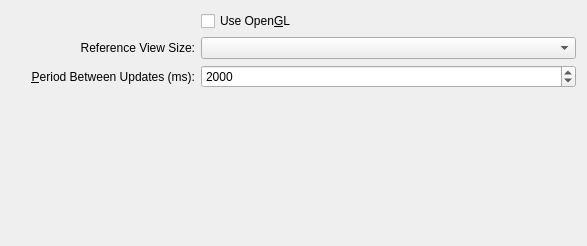
Above: src/libkstapp/generaltab.ui from Kst-plot/kst before the change. Below: the same form after it.
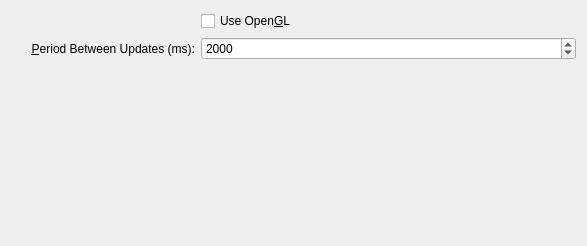
That is the form after the change.

The edit to the form file:
```diff
--- a/src/libkstapp/generaltab.ui
+++ b/src/libkstapp/generaltab.ui
@@ -14,7 +14,7 @@
    <string>Form</string>
   </property>
   <layout class="QGridLayout" name="gridLayout">
-   <item row="2" column="0">
+   <item row="1" column="0">
     <widget class="QLabel" name="label_5">
      <property name="text">
       <string>&amp;Period Between Updates (ms):</string>
@@ -27,7 +27,7 @@
      </property>
     </widget>
    </item>
-   <item row="2" column="1" colspan="2">
+   <item row="1" column="1" colspan="2">
     <widget class="QSpinBox" name="_maxUpdate">
      <property name="sizePolicy">
       <sizepolicy hsizetype="Expanding" vsizetype="Fixed">
@@ -49,7 +49,7 @@
      </property>
     </widget>
    </item>
-   <item row="3" column="0">
+   <item row="2" column="0">
     <spacer>
      <property name="orientation">
       <enum>Qt::Vertical</enum>
@@ -62,19 +62,6 @@
      </property>
     </spacer>
    </item>
-   <item row="1" column="1" colspan="2">
-    <widget class="QComboBox" name="_referenceViewSizeCombo"/>
-   </item>
-   <item row="1" column="0">
-    <widget class="QLabel" name="label_4">
-     <property name="text">
-      <string>Reference View Size:</string>
-     </property>
-     <property name="alignment">
-      <set>Qt::AlignRight|Qt::AlignTrailing|Qt::AlignVCenter</set>
-     </property>
-    </widget>
-   </item>
    <item row="0" column="1">
     <widget class="QCheckBox" name="_useOpenGL">
      <property name="text">
```
Left out of the diff: 12 changed lines with no effect on the pictures.
